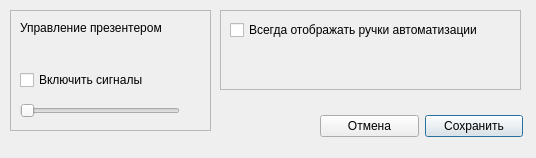
Before: the Qt Designer form GUI/options.ui in Eugene-q/PresenterPlayer, drawn with Qt 5.
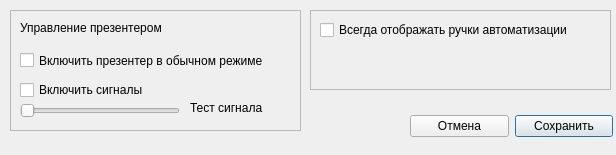
After: the same form once the commit is applied.

Commit message: - Добавлен чекбокс "включить презентер в обычном режиме" в настройках. Пока не подключен. - Исправлено: при добавлении песни в SongWidget передавался не тот parent: SongList вместо SongListWidget - Исправлено: при переименовании списка и попытке сохранения SongList.get_song_info вставлял в песню атрибут faded. - Исправлено: при очистке списка не исчезала волна песни. Добавлено стирание self.waveform в .eject()

```diff
--- a/GUI/options.ui
+++ b/GUI/options.ui
@@ -12,8 +12,8 @@
    <rect>
     <x>0</x>
     <y>0</y>
-    <width>536</width>
-    <height>158</height>
+    <width>616</width>
+    <height>155</height>
    </rect>
   </property>
   <property name="windowTitle">
@@ -24,7 +24,7 @@
     <rect>
      <x>10</x>
      <y>10</y>
-     <width>201</width>
+     <width>291</width>
      <height>121</height>
     </rect>
    </property>
@@ -38,7 +38,7 @@
     <property name="geometry">
      <rect>
       <x>10</x>
-      <y>60</y>
+      <y>70</y>
       <width>161</width>
       <height>20</height>
      </rect>
@@ -73,11 +73,37 @@
      <string>Управление презентером</string>
     </property>
    </widget>
+   <widget class="QCheckBox" name="checkBoxKeyControlsEnable">
+    <property name="geometry">
+     <rect>
+      <x>10</x>
+      <y>40</y>
+      <width>281</width>
+      <height>21</height>
+     </rect>
+    </property>
+    <property name="text">
+     <string>Включить презентер в обычном режиме</string>
+    </property>
+   </widget>
+   <widget class="QLabel" name="label_2">
+    <property name="geometry">
+     <rect>
+      <x>180</x>
+      <y>90</y>
+      <width>91</width>
+      <height>16</height>
+     </rect>
+    </property>
+    <property name="text">
+     <string>Тест сигнала</string>
+    </property>
+   </widget>
   </widget>
   <widget class="QWidget" name="layoutWidget">
    <property name="geometry">
     <rect>
-     <x>320</x>
+     <x>410</x>
      <y>110</y>
      <width>203</width>
      <height>32</height>
@@ -106,7 +132,7 @@
   <widget class="QFrame" name="frame_2">
    <property name="geometry">
     <rect>
-     <x>220</x>
+     <x>310</x>
      <y>10</y>
      <width>301</width>
      <height>80</height>
```
The commit also changes 1 other file.
